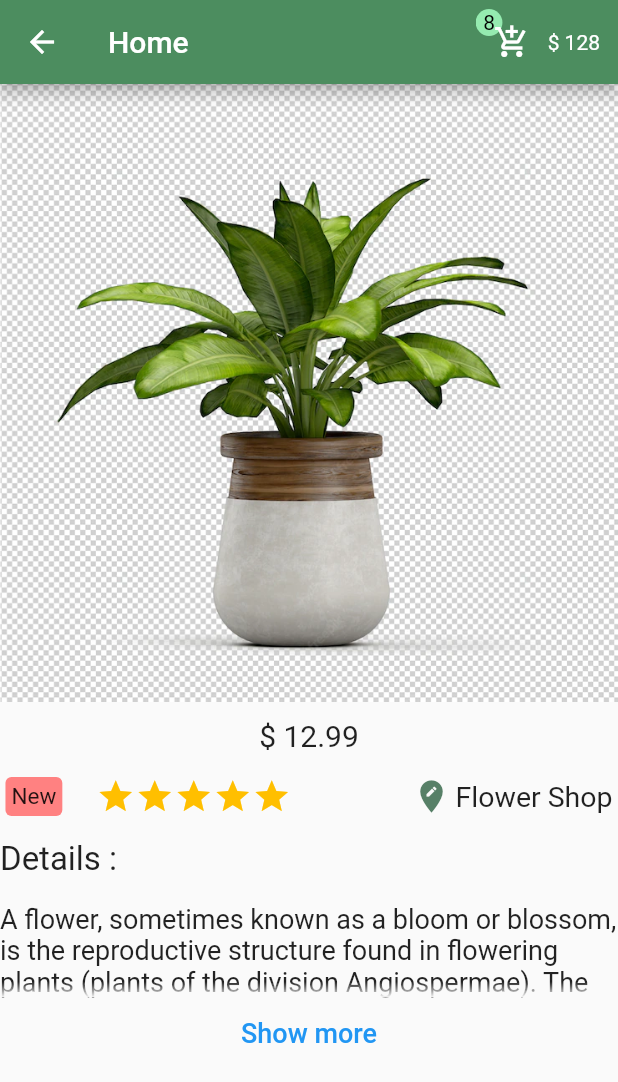
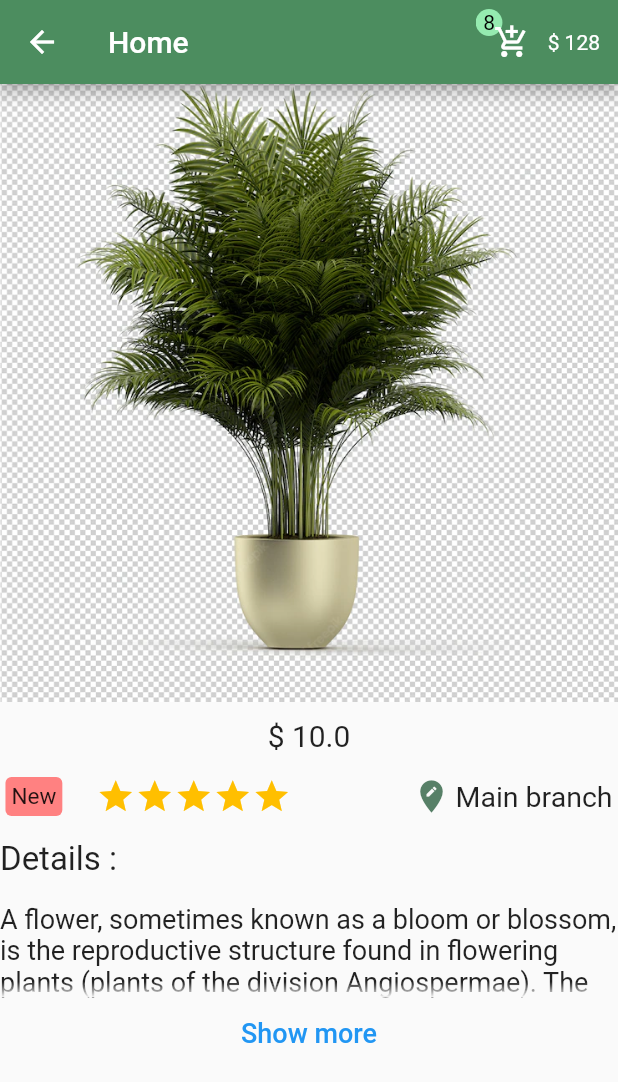
Before and after one commit to Eslam-Alaa-ZX/FlutterE-commerceTsak, a Flutter app: the Details screen opened directly with sample values from the repository, on a phone screen of 412 x 824 dp. Shown: the top 1082 px of the screen. Run offline on Flutter 3.47's test engine with Material 2 defaults, Android fonts, the light colour scheme and no system bars.

Commit message:
Eslam Alaa-Details page: Show the item data, Finish Details page.

```diff
--- a/lib/models/Items.dart
+++ b/lib/models/Items.dart
@@ -1,16 +1,17 @@
 class Item {
   String path;
   double price;
+  String location;
 
-  Item({required this.path, required this.price});
+  Item({required this.path, required this.price,this.location="Main branch"});
 }
 
 final List<Item> items=[Item(path: "assets/img/1.webp", price: 10),
-  Item(path: "assets/img/2.webp", price: 12),
+  Item(path: "assets/img/2.webp", price: 12, location: "Eslam Shop"),
   Item(path: "assets/img/3.webp", price: 14),
   Item(path: "assets/img/4.webp", price: 16),
-  Item(path: "assets/img/5.webp", price: 18),
-  Item(path: "assets/img/6.webp", price: 20),
+  Item(path: "assets/img/5.webp", price: 18, location: "Eslam Shop"),
+  Item(path: "assets/img/6.webp", price: 20, location: "Eslam Shop"),
   Item(path: "assets/img/7.webp", price: 22),
-  Item(path: "assets/img/8.webp", price: 24),
+  Item(path: "assets/img/8.webp", price: 24, location: "Eslam Shop"),
 ];
--- a/lib/pages/details.dart
+++ b/lib/pages/details.dart
@@ -55,13 +55,13 @@ class _DetailsState extends State<Details> {
           body: SingleChildScrollView(
             child: Column(
               children: [
-                Image.asset("assets/img/2.webp"),
+                Image.asset(widget.item.path),
                 const SizedBox(
                   height: 11,
                 ),
-                const Text(
-                  "\$ 12.99",
-                  style: TextStyle(fontSize: 20),
+                Text(
+                  "\$ ${widget.item.price}",
+                  style: const TextStyle(fontSize: 20),
                 ),
                 const SizedBox(
                   height: 16,
@@ -115,19 +115,19 @@ class _DetailsState extends State<Details> {
                       width: 66,
                     ),
                     Row(
-                      children: const [
-                        Icon(
+                      children: [
+                        const Icon(
                           Icons.edit_location,
                           size: 26,
                           color: Color.fromARGB(168, 3, 65, 27),
                           // color: Color.fromARGB(255, 186, 30, 30),
                         ),
-                        SizedBox(
+                        const SizedBox(
                           width: 3,
                         ),
                         Text(
-                          "Flower Shop",
-                          style: TextStyle(fontSize: 19),
+                          widget.item.location,
+                          style: const TextStyle(fontSize: 19),
                         ),
                       ],
                     )
```
